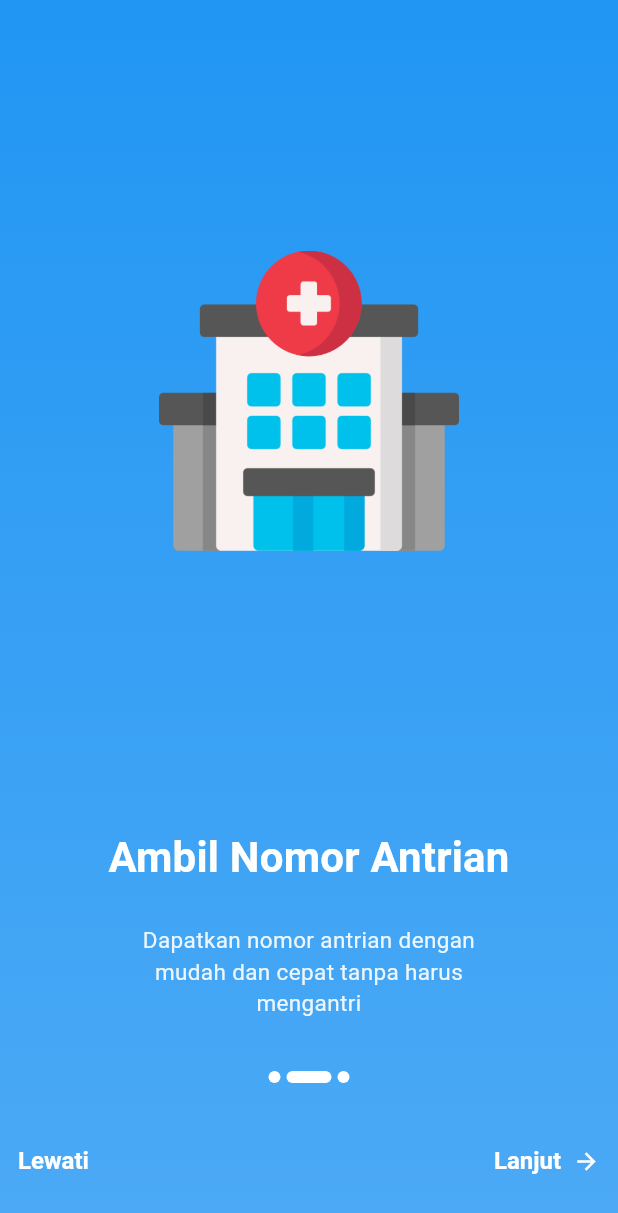
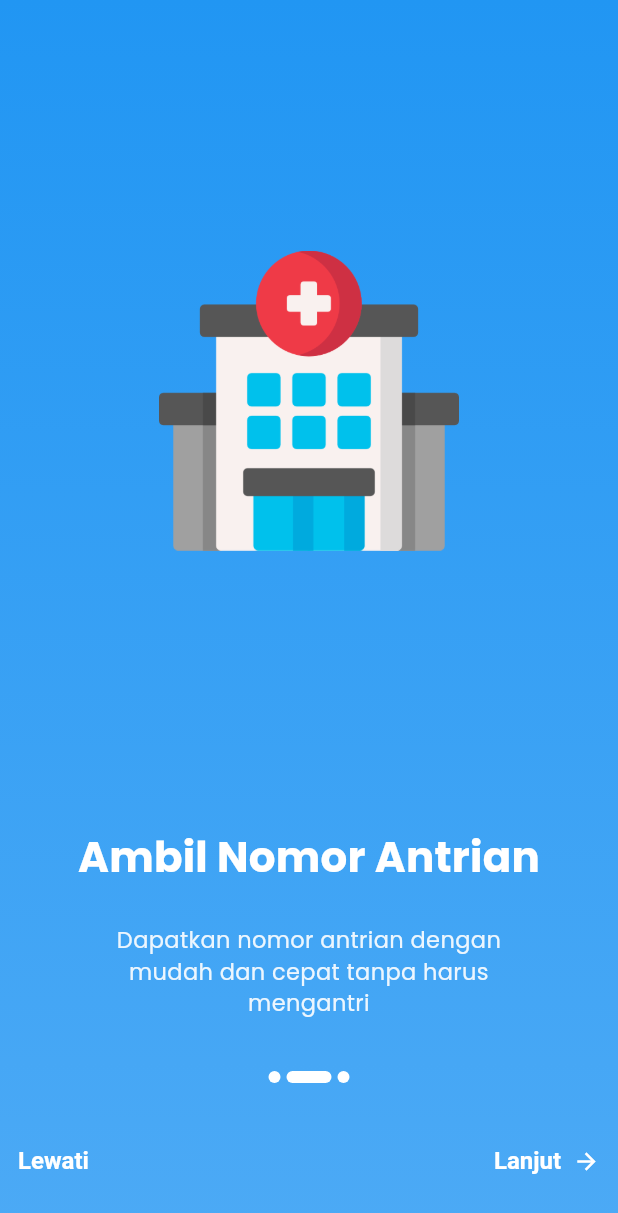
Before and after one commit to JohnatanDavid/smart-queue-polinema, a Flutter app: the screen it shows after launch, swiped to page 2, on a phone screen of 412 x 824 dp. Shown: the top 1213 px of the screen. Run offline on Flutter 3.47's test engine with Material 3 defaults, Android fonts, the phone set to English and light mode, and no system bars; our stand-ins replace firebase_auth, firebase_core, firebase_database; accounts and stored records are empty.

Commit message:
Menabahkan Font Poppins

```diff
--- a/lib/main.dart
+++ b/lib/main.dart
@@ -5,9 +5,7 @@ import 'screens/splash_screen.dart';
 
 void main() async {
   WidgetsFlutterBinding.ensureInitialized();
-  await Firebase.initializeApp(
-    options: DefaultFirebaseOptions.currentPlatform,
-  );
+  await Firebase.initializeApp(options: DefaultFirebaseOptions.currentPlatform);
   runApp(const MyApp());
 }
 
@@ -20,6 +18,7 @@ class MyApp extends StatelessWidget {
       title: 'Smart Queue Polinema',
       debugShowCheckedModeBanner: false,
       theme: ThemeData(
+        fontFamily: 'Poppins', // ⬅️ Tambahkan font custom disini
         colorScheme: ColorScheme.fromSeed(seedColor: Colors.blue),
         useMaterial3: true,
       ),
```
